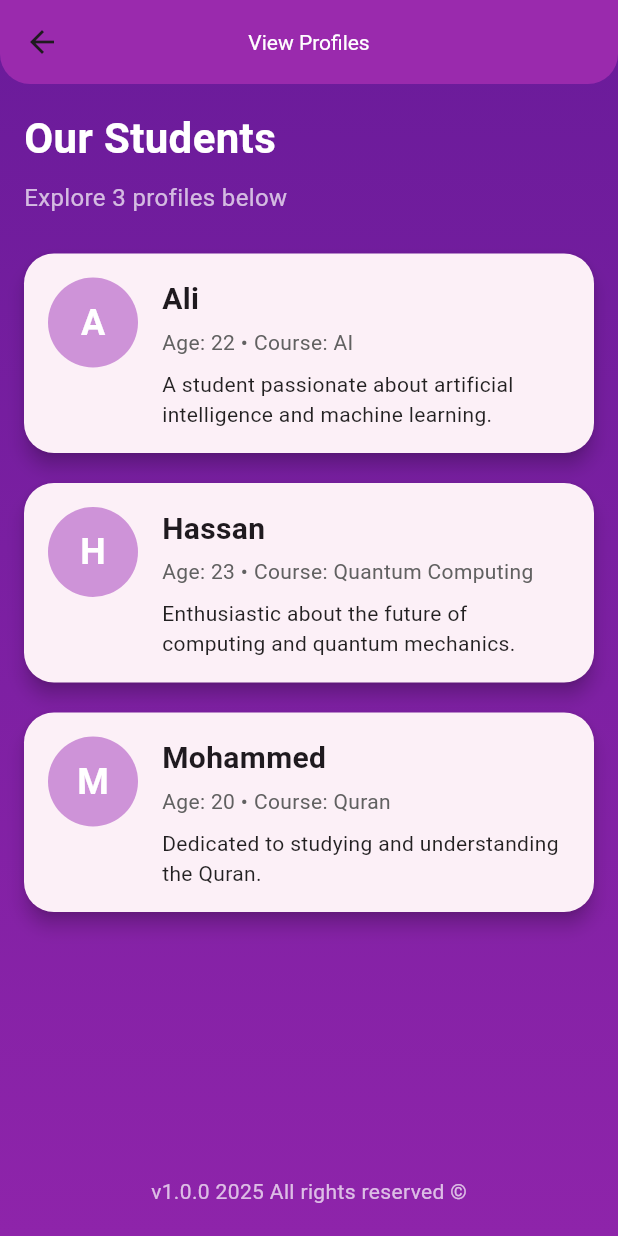
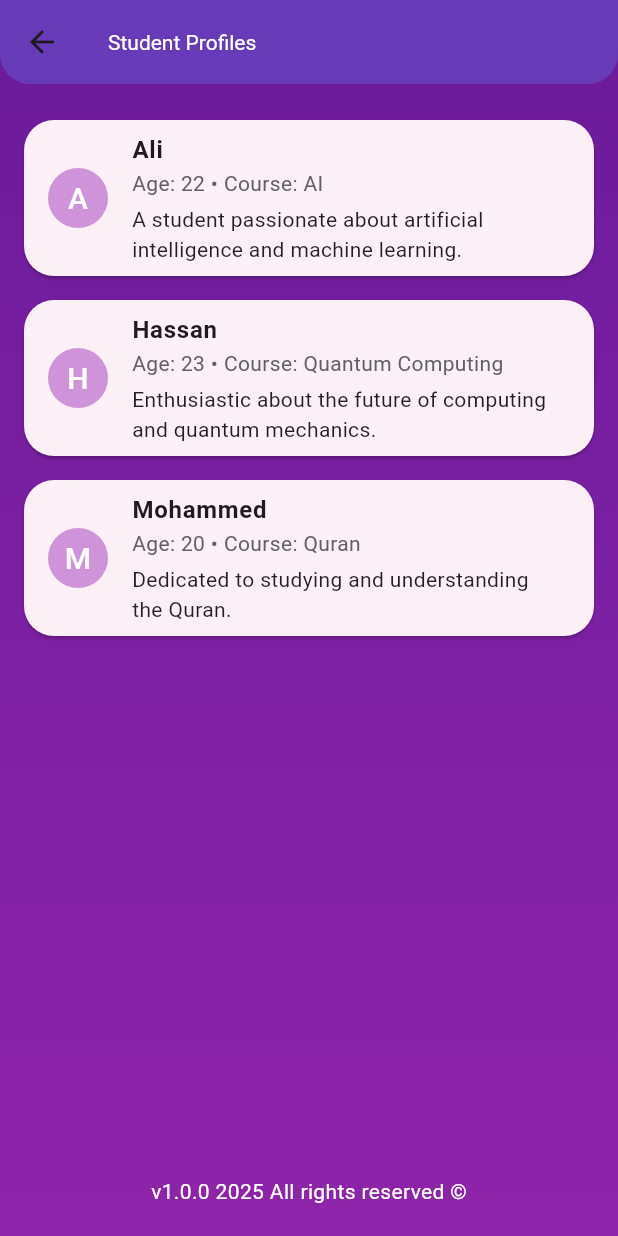
Before and after one commit to HasanTahir248/Student_Profiles_App, a Flutter app: the screen it shows after launch, after a tap on "View Profiles", on a phone screen of 412 x 824 dp. Run offline on Flutter 3.47's test engine with Material 3 defaults, Android fonts, the light colour scheme and no system bars.

Commit message:
upsert folder structure, null value handling, custom app bar and end bar text

```diff
--- a/lib/main.dart
+++ b/lib/main.dart
@@ -1,8 +1,8 @@
 import 'package:flutter/material.dart';
-import 'views/home_page.dart';
+import 'views/home_view/home_page.dart';
 import 'package:provider/provider.dart';
-import 'viewmodels/student_viewmodel.dart';
-import 'viewmodels/home_viewmodel.dart';
+import 'viewmodels/student_vm/student_viewmodel.dart';
+import 'viewmodels/home_vm/home_viewmodel.dart';
 
 void main() {
   runApp(
--- a/lib/models/home_model.dart
+++ b/lib/models/home_model/home_model.dart
@@ -13,9 +13,9 @@
 
   factory Home.fromJson(Map<String, dynamic> json){
     return Home(
-      title: json['title'],
-      description: json['description'],
-      ending: json['ending'],
+      title: json['title'] ?? 'Unknow title',
+      description: json['description'] ?? 'No Description',
+      ending: json['ending'] ?? 'Default version!! Will be updating soon!',
     );
   }
 }
--- a/lib/viewmodels/home_viewmodel.dart
+++ b/lib/viewmodels/home_vm/home_viewmodel.dart
@@ -1,6 +1,6 @@
 import 'dart:convert';
 import 'package:flutter/services.dart' show rootBundle;
-import '../models/home_model.dart';
+import '../../models/home_model/home_model.dart';
 import 'package:flutter/material.dart';
 
 class HomeViewmodel extends ChangeNotifier {
--- a/lib/viewmodels/student_viewmodel.dart
+++ b/lib/viewmodels/student_vm/student_viewmodel.dart
@@ -1,6 +1,6 @@
 import 'dart:convert';
 import 'package:flutter/services.dart' show rootBundle;
-import '../models/student_model.dart';
+import '../../models/student_model/student_model.dart';
 import 'package:flutter/material.dart';
 
 class StudentViewmodel extends ChangeNotifier {
--- a/lib/views/home_page.dart
+++ b/lib/views/home_view/home_page.dart
@@ -1,8 +1,9 @@
 import 'package:flutter/material.dart';
-import 'package:student_profiles/views/profile.dart';
-import '../viewmodels/home_viewmodel.dart';
-import '../widgets/button.dart';
+import 'package:student_profiles/views/student_view/profile_page.dart';
+import '../../viewmodels/home_vm/home_viewmodel.dart';
+import '../../widgets/button.dart';
 import 'package:provider/provider.dart';
+import '../../widgets/appbar.dart';
 
 class HomePage extends StatelessWidget{
   const HomePage({Key? key}) : super(key: key);
@@ -24,17 +25,8 @@
       return Scaffold(
         extendBodyBehindAppBar: true,
         backgroundColor: Colors.transparent,
-        appBar: AppBar(
-          title: Text( homeData.title ),
-          centerTitle: false,
-          backgroundColor: Colors.deepPurple,
-          shape: const RoundedRectangleBorder(
-            borderRadius: BorderRadius.vertical(
-              bottom: Radius.circular(20)
-            ),
-          ),
-        ),
-        body: Container(
+        appBar: CustomAppBar(title: homeData.title),
+      body: Container(
         width: double.infinity,
         decoration: const BoxDecoration(
           gradient: LinearGradient(
--- a/lib/views/profile.dart
+++ /dev/null
@@ -1,178 +0,0 @@
-import "package:flutter/material.dart";
-import "package:flutter/services.dart" show rootBundle;
-import "dart:convert";
-
-
-class ProfilePage extends StatefulWidget {
-
-  @override
-  State<ProfilePage> createState() => _ProfilePageState();
-
-}
-class _ProfilePageState extends State<ProfilePage> {
-  List <dynamic> students = [];
-
-  @override
-  void initState(){
-    super.initState();
-    loadJsonData();
-  }
-
-  Future<void> loadJsonData() async{
-    final String response = await rootBundle.loadString('assests/data.json');
-    final data = jsonDecode(response);
-    setState(() {
-      students = data;
-    });
-  }
-
-  @override
-  Widget build(BuildContext context) {
-    return Scaffold(
-      extendBodyBehindAppBar: true,
-      backgroundColor: Colors.transparent,
-      appBar: AppBar(
-        title: const Text("View Profiles"),
-        centerTitle: true,
-        backgroundColor: Colors.purple,
-        titleTextStyle: TextStyle(
-          color: Colors.white,
-        ),
-        elevation: 2,
-        shape: const RoundedRectangleBorder(
-          borderRadius: BorderRadius.vertical(
-            bottom: Radius.circular(20),
-          ),
-        ),
-      ),
-
-      body: Container(
-        width: double.infinity,
-        decoration: const BoxDecoration(
-          gradient: LinearGradient(
-            colors: [ Color(0xFF6A1B9A), Color(0xFF8E24AA)],
-            begin: Alignment.topCenter,
-            end: Alignment.bottomCenter,
-            ),
-          ),
-
-        child: SafeArea(
-          child: students.isEmpty
-              ? const Center(child: CircularProgressIndicator())
-              : Column(
-                crossAxisAlignment: CrossAxisAlignment.start,
-                children: [
-                  Padding(
-                    padding: const EdgeInsets.all(16.0),
-                    child: Column(
-                      crossAxisAlignment: CrossAxisAlignment.start,
-                      children: [
-                        Text(
-                          "Our Students",
-                          style: TextStyle(
-                            fontSize: 28,
-                            fontWeight: FontWeight.bold,
-                            color: Colors.white,
-                          ),
-                        ),
-                        const SizedBox(height: 8),
-                        Text(
-                          "Explore ${students.length} profiles below",
-                          style: TextStyle(
-                            fontSize: 16,
-                            color: Colors.white70,
-                          ),
-                        ),
-                      ],
-                      ),
-                    ),
-                  Expanded(
-                    child: ListView.builder(
-                      physics: const BouncingScrollPhysics(),
-                      padding: const EdgeInsets.symmetric(horizontal: 16),
-                      itemCount: students.length,
-                      itemBuilder: (context, index){
-                        final student = students[index];
-                        return Card(
-                          shape: RoundedRectangleBorder(
-                            borderRadius: BorderRadius.circular(20),
-                          ),
-                          elevation: 5,
-                          margin: const EdgeInsets.symmetric(vertical: 10),
-                          child: Padding(
-                            padding: const EdgeInsets.all(16.0),
-                            child: Row(
-                              crossAxisAlignment: CrossAxisAlignment.start,
-                              children: [
-                                CircleAvatar(
-                                  radius: 30,
-                                  backgroundColor: Colors.purple.shade200,
-                                  child: Text(
-                                    student['Name'][0],
-                                    style: TextStyle(
-                                      fontSize: 24,
-                                      fontWeight: FontWeight.bold,
-                                      color: Colors.white,
-                                    ),
-                                  ),
-                                ),
-                                const SizedBox(width: 16),
-                                Expanded(
-                                  child: Column(
-                                    crossAxisAlignment: CrossAxisAlignment.start,
-                                    children: [
-                                      Text(
-                                        student['Name'],
-                                        style: const TextStyle(
-                                          fontSize: 20,
-                                          fontWeight: FontWeight.bold,
-                                        ),
-                                      ),
-                                      const SizedBox(height: 4),
-                                      Text(
-                                        "Age: ${student['Age']} • Course: ${student['Course']}",
-                                        style: TextStyle(
-                                          fontSize: 14,
-                                          color: Colors.grey[700],
-                                        ),
-                                      ),
-                                      const SizedBox(height: 8),
-                                      Text(
-                                        student['description'],
-                                        style: TextStyle(
-                                          fontSize: 14,
-                                          color: Colors.black87,
-                                        ),
-                                      )
-                                    ],
-                                  ),
-                                )
-                              ],
-                            ),
-                          ),
-                        );
-                      }
-                    ),
-
-                  ),
-
-                  Padding(
-
-                    padding: const EdgeInsets.only(bottom: 20),
-                    child: Center(
-                      child: Text(
-                      'v1.0.0 2025 All rights reserved ©',
-                      style: TextStyle(
-                        color: Colors.white.withOpacity(0.7),
-                        fontSize: 14,
-                      ),
-                    ),
-                    ),
-                  ),
-                ],
-              ),
-            ),
-          )
-        );
-  }
-}
--- a/lib/views/profile_page.dart
+++ b/lib/views/student_view/profile_page.dart
@@ -1,7 +1,10 @@
 import 'package:flutter/material.dart';
-import '../viewmodels/student_viewmodel.dart';
-import '../models/student_model.dart';
+import '../../viewmodels/student_vm/student_viewmodel.dart';
+import '../../models/student_model/student_model.dart';
 import 'package:provider/provider.dart';
+import '../../widgets/appbar.dart';
+import '../../viewmodels/home_vm/home_viewmodel.dart';
+
 
 
 class ProfilePage extends StatelessWidget {
@@ -9,36 +12,51 @@
 
   @override
   Widget build(BuildContext context){
+    final homeViewModel = Provider.of<HomeViewmodel>(context, listen: false);
+    final homeData = homeViewModel.homeList.isNotEmpty ? homeViewModel.homeList.first : null;
+
     return Consumer<StudentViewmodel>(
       builder: (context, viewModel, child){
         return Scaffold(
           extendBodyBehindAppBar: true,
           backgroundColor: Colors.transparent,
-          appBar: AppBar(
-            title: const Text('Student Profiles'),
-            centerTitle: false,
-            backgroundColor: Colors.deepPurple,
-            titleTextStyle: const TextStyle(
-              color: Colors.white,
-            ),
-            shape: const RoundedRectangleBorder(
-            borderRadius: BorderRadius.vertical(
-              bottom: Radius.circular(20),
+          appBar: const CustomAppBar(title: "Student Profiles"),
+        body: Container(
+         width: double.infinity,
+          decoration: const BoxDecoration(
+            gradient: LinearGradient(
+              colors: [ Color(0xFF6A1B9A), Color(0xFF8E24AA)],
+              begin: Alignment.topCenter,
+              end: Alignment.bottomCenter,
             ),
           ),
-        ),
-        body: Container(
-         width: double.infinity,
-        decoration: const BoxDecoration(
-          gradient: LinearGradient(
-            colors: [ Color(0xFF6A1B9A), Color(0xFF8E24AA)],
-            begin: Alignment.topCenter,
-            end: Alignment.bottomCenter,
+          child: SafeArea(
+
+            child: Column(
+              children: [
+                if (viewModel.students.isEmpty)
+                  const Expanded(
+                    child: Center(child: CircularProgressIndicator(color: Colors.white)),
+                  )
+                else
+                  Expanded(
+                    child: _buildStudentList(viewModel.students),
+                  ),
+
+                if (homeData != null)
+                  Padding(
+                    padding: const EdgeInsets.only(bottom: 20),
+                  child: Text(
+                    homeData.ending,
+                    style: TextStyle(
+                      color: Colors.white,
+                      fontSize: 14,
+                    ),
+                  )
+                  ),
+              ],
             ),
           ),
-          child: viewModel.students.isEmpty
-          ? const Center(child: CircularProgressIndicator())
-          : _buildStudentList(viewModel.students),
           ),
         );
       },
--- /dev/null
+++ b/lib/widgets/appbar.dart
@@ -0,0 +1,27 @@
+import 'package:flutter/material.dart';
+
+class CustomAppBar extends StatelessWidget implements PreferredSizeWidget {
+  final String title;
+
+  const CustomAppBar({required this.title,Key? key}) : super(key: key);
+
+  @override
+  Widget build(BuildContext context) {
+    return AppBar(
+      title: Text(title),
+      centerTitle: false,
+      backgroundColor: Colors.deepPurple,
+      titleTextStyle: const TextStyle(
+        color: Colors.white,
+      ),
+      shape: const RoundedRectangleBorder(
+      borderRadius: BorderRadius.vertical(
+        bottom: Radius.circular(20),
+        ),
+      ),
+    );
+  }
+  @override
+  Size get preferredSize => const Size.fromHeight(kToolbarHeight);
+
+}
```
Also changed, not shown: lib/models/student_model/student_model.dart (renamed from lib/models/student_model.dart, +7 -7 lines), lib/views/homepage.dart (deleted, +0 -87 lines).
